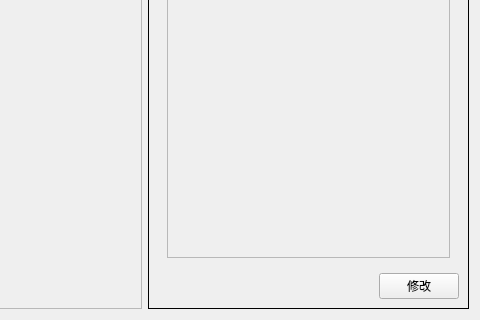
Before: the Qt Designer form UI/UI_succulentPlants.ui in MChenLiang/TheShapeOfFlower, drawn with Qt 5; both pictures show x 655 to 1135 and y 357 to 677 of the 1135 by 677 pixel window.
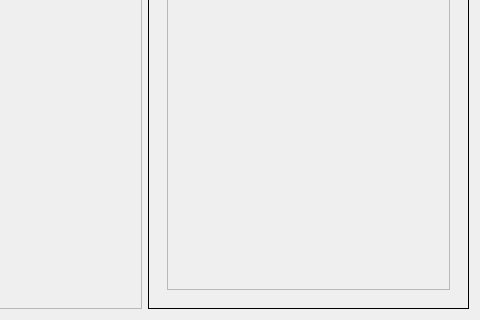
After: the same form once the commit is applied.

Patch:
```diff
--- a/UI/UI_succulentPlants.ui
+++ b/UI/UI_succulentPlants.ui
@@ -252,33 +252,6 @@
         </layout>
        </widget>
       </item>
-      <item>
-       <layout class="QHBoxLayout" name="horizontalLayout_2">
-        <property name="spacing">
-         <number>0</number>
-        </property>
-        <item>
-         <spacer name="horizontalSpacer">
-          <property name="orientation">
-           <enum>Qt::Horizontal</enum>
-          </property>
-          <property name="sizeHint" stdset="0">
-           <size>
-            <width>40</width>
-            <height>20</height>
-           </size>
-          </property>
-         </spacer>
-        </item>
-        <item>
-         <widget class="QPushButton" name="pushButton_edit">
-          <property name="text">
-           <string>修改</string>
-          </property>
-         </widget>
-        </item>
-       </layout>
-      </item>
      </layout>
     </widget>
    </item>
```
